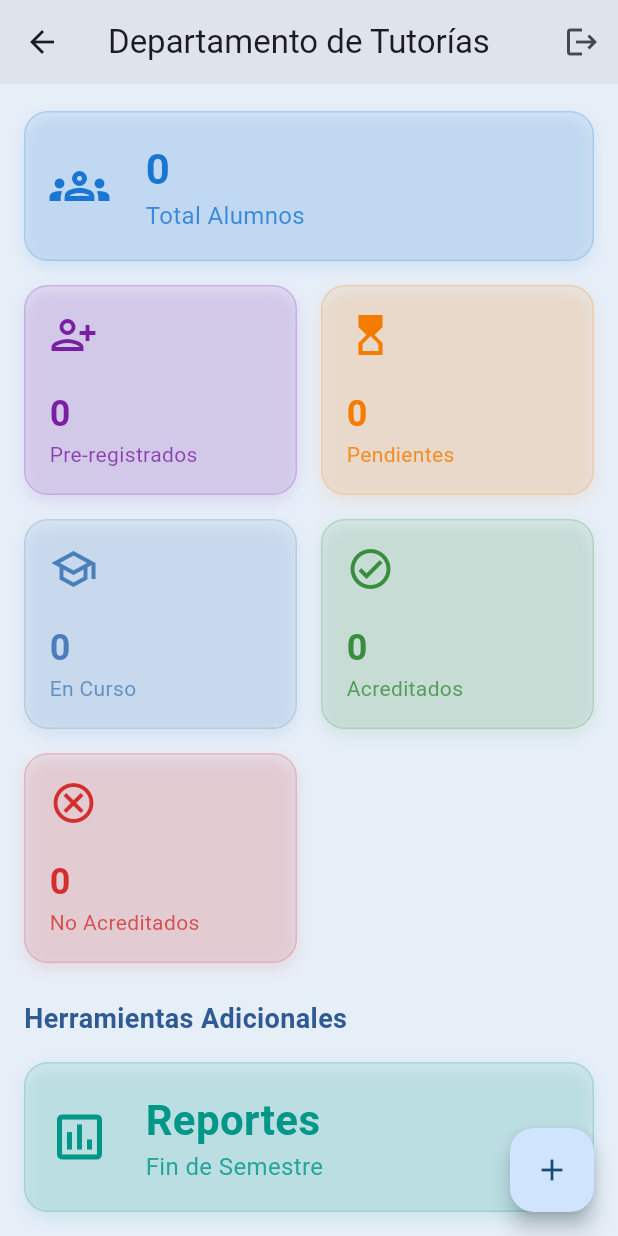
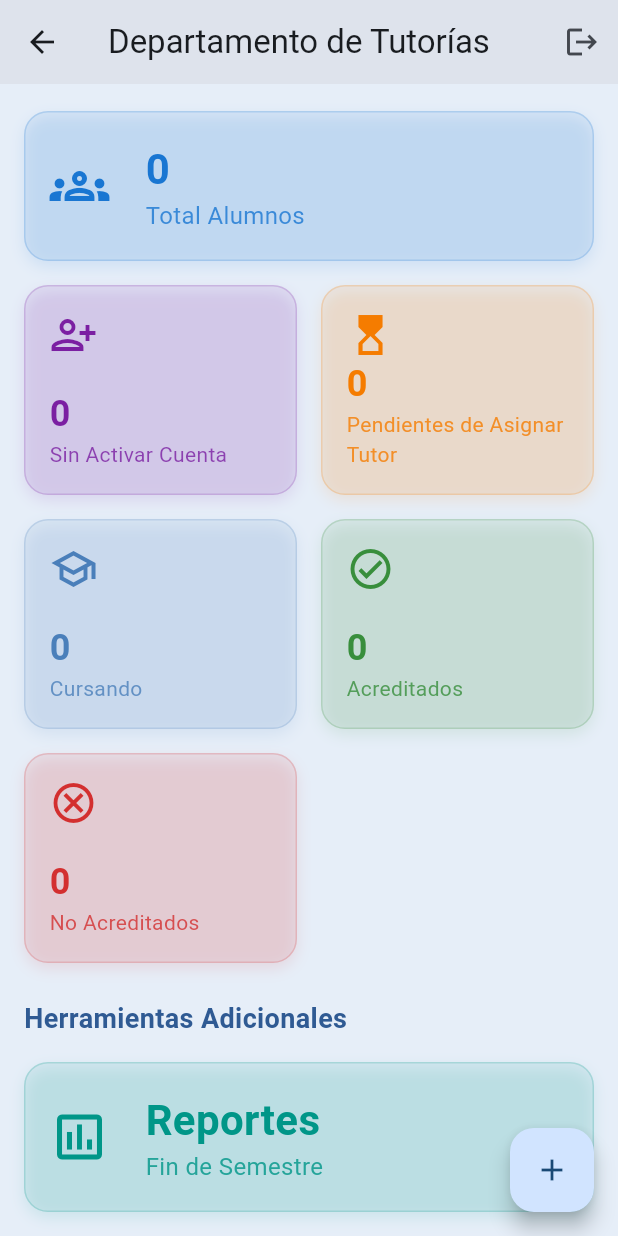
Before and after one commit to betilloXann/proyecto_tutorias, a Flutter app: the DepartmentHomeView screen opened directly with empty values, scrolled down 40 dp, on a phone screen of 412 x 824 dp. Run offline on Flutter 3.47's test engine with Material 3 defaults, Android fonts, the phone set to English and light mode, and no system bars; our stand-ins replace cloud_firestore, dio, file_picker, firebase_auth, firebase_core, firebase_storage and 5 more; missing offline and left inert: excel, universal_html; accounts and stored records are empty.

Commit message:
:lipstick: Se cambio de PRE-REGISTRO a SIN ACTIVAR CUENTA, además de PENDIENTE ASIGNACIÓN

```diff
--- a/lib/features/dashboard/views/academy_home_view.dart
+++ b/lib/features/dashboard/views/academy_home_view.dart
@@ -135,7 +135,7 @@ class _AcademyHomeViewState extends State<AcademyHomeView> with WidgetsBindingOb
                       child: SizedBox(
                         height: 100,
                         child: _HoverableSummaryCard(
-                          title: 'Sin Activar (Pre Registro)',
+                          title: 'Sin Activar Cuenta',
                           count: vm.preRegisteredStudents.length.toString(),
                           icon: Icons.person_add_alt_1_outlined,
                           color: Colors.purple.shade700,
@@ -170,7 +170,7 @@ class _AcademyHomeViewState extends State<AcademyHomeView> with WidgetsBindingOb
                             vm.loadInitialData();
                           },
                           child: _HoverableSummaryCard(
-                            title: 'Pendientes',
+                            title: 'Pendientes de Asignación',
                             count: vm.pendingStudents.length.toString(),
                             icon: Icons.hourglass_top_outlined,
                             color: Colors.orange.shade700,
--- a/lib/features/dashboard/views/department_home_view.dart
+++ b/lib/features/dashboard/views/department_home_view.dart
@@ -133,7 +133,7 @@ class _DepartmentHomeViewState extends State<DepartmentHomeView> with WidgetsBin
                           GestureDetector(
                             onTap: () => _navigateToStudentList(context, 'Pre-registrados', vm.students.where((s) => s.status == 'PRE_REGISTRO').toList()),
                             child: _HoverableSummaryCard(
-                              title: 'Pre-registrados',
+                              title: 'Sin Activar Cuenta',
                               count: vm.preRegisteredCount.toString(),
                               icon: Icons.person_add_alt_1_outlined,
                               color: Colors.purple.shade700,
@@ -142,7 +142,7 @@ class _DepartmentHomeViewState extends State<DepartmentHomeView> with WidgetsBin
                           GestureDetector(
                             onTap: () => _navigateToStudentList(context, 'Pendientes', vm.students.where((s) => s.status == 'PENDIENTE_ASIGNACION').toList()),
                             child: _HoverableSummaryCard(
-                              title: 'Pendientes',
+                              title: 'Pendientes de Asignar Tutor',
                               count: vm.pendingCount.toString(),
                               icon: Icons.hourglass_top_outlined,
                               color: Colors.orange.shade700,
@@ -151,7 +151,7 @@ class _DepartmentHomeViewState extends State<DepartmentHomeView> with WidgetsBin
                           GestureDetector(
                             onTap: () => _navigateToStudentList(context, 'En Curso', vm.students.where((s) => s.status == 'EN_CURSO').toList()),
                             child: _HoverableSummaryCard(
-                              title: 'En Curso',
+                              title: 'Cursando',
                               count: vm.inCourseCount.toString(),
                               icon: Icons.school_outlined,
                               color: AppTheme.bluePrimary,
```
